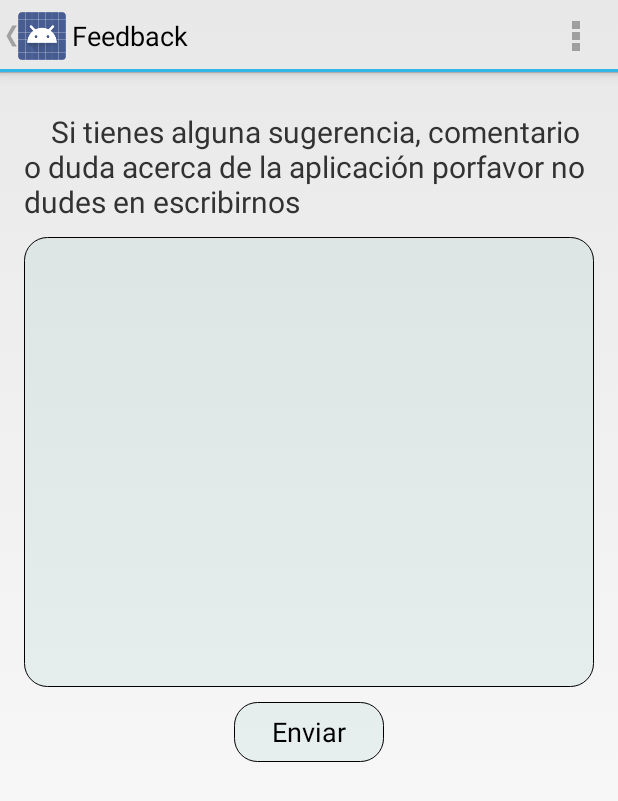
After one commit to C-Aguirre017/Book-It, an Android app: the Feedback screen opened directly, with no data from a screen before it, on a phone screen of 412 x 824 dp. The commit adds this screen. Shown: the top 801 px of the screen. Run offline under Robolectric (Android 15) with nearby library versions, the phone set to English and light mode, and no system bars.

Commit message:
Nuevas Clases Creadas Feedback y Acerca De

```diff
--- /dev/null
+++ b/Aplicacion Android Studio/app/src/main/java/proyecto/proyectobookit/Feedback.java
@@ -0,0 +1,39 @@
+package proyecto.proyectobookit;
+
+import android.app.Activity;
+import android.os.Bundle;
+import android.view.Menu;
+import android.view.MenuItem;
+
+
+public class Feedback extends Activity {
+
+    @Override
+    protected void onCreate(Bundle savedInstanceState) {
+        super.onCreate(savedInstanceState);
+        setContentView(R.layout.activity_feedback);
+    }
+
+
+    @Override
+    public boolean onCreateOptionsMenu(Menu menu) {
+        // Inflate the menu; this adds items to the action bar if it is present.
+        getMenuInflater().inflate(R.menu.menu_feedback, menu);
+        return true;
+    }
+
+    @Override
+    public boolean onOptionsItemSelected(MenuItem item) {
+        // Handle action bar item clicks here. The action bar will
+        // automatically handle clicks on the Home/Up button, so long
+        // as you specify a parent activity in AndroidManifest.xml.
+        int id = item.getItemId();
+
+        //noinspection SimplifiableIfStatement
+        if (id == R.id.action_settings) {
+            return true;
+        }
+
+        return super.onOptionsItemSelected(item);
+    }
+}
--- a/Aplicacion Android Studio/app/src/main/res/drawable/rounded_button.xml
+++ b/Aplicacion Android Studio/app/src/main/res/drawable/rounded_button.xml
@@ -4,6 +4,7 @@
 			android:shape="rectangle" android:padding="10dp"
 			>
 <stroke android:width="1px" android:color="#000000" />
+<solid android:color="#142b9491"></solid>
   <!-- <gradient android:startColor="#FF7300" android:endColor="#FFA500" android:angle="270" /> -->
  <corners
    		  android:bottomRightRadius="15dp"
--- /dev/null
+++ b/Aplicacion Android Studio/app/src/main/res/layout/activity_feedback.xml
@@ -0,0 +1,44 @@
+<LinearLayout xmlns:android="http://schemas.android.com/apk/res/android"
+    xmlns:tools="http://schemas.android.com/tools" android:layout_width="match_parent"
+    tools:context="proyecto.proyectobookit.Feedback" android:layout_height="match_parent"
+    android:paddingBottom="@dimen/activity_vertical_margin"
+    android:paddingLeft="@dimen/activity_horizontal_margin"
+    android:paddingRight="@dimen/activity_horizontal_margin"
+    android:paddingTop="@dimen/activity_vertical_margin"
+    android:orientation="vertical">
+
+    <ScrollView
+        android:layout_width="match_parent"
+        android:layout_height="match_parent">
+        <LinearLayout
+            android:layout_width="match_parent"
+            android:layout_height="match_parent"
+            android:orientation="vertical">
+            <TextView
+                android:layout_width="match_parent"
+                android:layout_height="fill_parent"
+                android:id="@+id/feedback_labelgracias"
+                android:text="@string/feedback_gracias"
+                android:layout_marginTop="10dp"
+                android:textSize="20dp"/>
+
+            <EditText
+                android:id="@+id/feedback_texto"
+                android:layout_width="match_parent"
+                android:layout_height="300dp"
+                android:layout_marginTop="10dp"
+                android:background="@drawable/rounded_button" >
+                <requestFocus />
+            </EditText>
+
+            <Button
+                android:id="@+id/feedback_boton"
+                android:layout_marginTop="10dp"
+                android:layout_width="100dp"
+                android:layout_height="40dp"
+                android:layout_gravity="center"
+                android:background="@drawable/rounded_button"
+                android:text="@string/feedback_boton"/>
+        </LinearLayout>
+    </ScrollView>
+</LinearLayout>
--- /dev/null
+++ b/Aplicacion Android Studio/app/src/main/res/menu/menu_feedback.xml
@@ -0,0 +1,6 @@
+<menu xmlns:android="http://schemas.android.com/apk/res/android"
+    xmlns:app="http://schemas.android.com/apk/res-auto"
+    xmlns:tools="http://schemas.android.com/tools" tools:context="proyecto.proyectobookit.Feedback">
+    <item android:id="@+id/action_settings" android:title="@string/action_settings"
+        android:orderInCategory="100" app:showAsAction="never" />
+</menu>
--- a/Aplicacion Android Studio/app/src/main/res/values/strings.xml
+++ b/Aplicacion Android Studio/app/src/main/res/values/strings.xml
@@ -8,6 +8,8 @@
     <string name="title_activity_central">Mapa</string>
     <string name="title_activity_crear_marker">CrearMarker</string>
     <string name="title_activity_help">Ayuda</string>
+    <string name="title_activity_feedback">Feedback</string>
+    <string name="title_activity_acerca__de">Acerca_De</string>
 
     <!-- Menu -->
     <string name="search_title">Buscar Aca</string>
@@ -57,6 +59,7 @@
     <!-- #CCCCCCC era el fondo de antes -->
     <color name="Fondo">#FFFFFF</color>
     <color name="ColorNaranjo">#FF7300</color>
+    <color name="ColorGris">#123a24d4</color>
     <color name="Blancoo">#FFFFFF</color>
 
     <string name="title_activity_maps">Map</string>
@@ -64,7 +67,7 @@
     <!-- FB Configuracion -->
     <string name="facebook_app_id">1396273664015950</string>
 
-    <!--Action Bar -->
+    <!-- Action Bar -->
     <string-array name="actionbar_campus">
         <item>Casa Central</item>
         <item>Lo Contador</item>
@@ -73,4 +76,9 @@
         <item>Villarica</item>
     </string-array>
 
+    <!-- Feedback -->
+
+    <string name="feedback_gracias"> \t Si tienes alguna sugerencia, comentario o duda acerca de la aplicación porfavor no dudes en escribirnos</string>
+    <string name="feedback_boton">Enviar</string>
+
 </resources>
```
Also changed, not shown: Aplicacion Android Studio/app/src/main/AndroidManifest.xml (+31 -15 lines), Aplicacion Android Studio/app/src/main/java/proyecto/proyectobookit/Acerca_De.java (added, +39 -0 lines), Aplicacion Android Studio/app/src/main/java/proyecto/proyectobookit/Central.java (+12 -4 lines), Aplicacion Android Studio/app/src/main/res/layout/activity_acerca__de.xml (added, +12 -0 lines), Aplicacion Android Studio/app/src/main/res/layout/activity_crear_marker.xml (+9 -3 lines), Aplicacion Android Studio/app/src/main/res/menu/menu_acerca__de.xml (added, +7 -0 lines), Aplicacion Android Studio/app/src/main/res/drawable-xhdpi/ic_logo.png (deleted).
